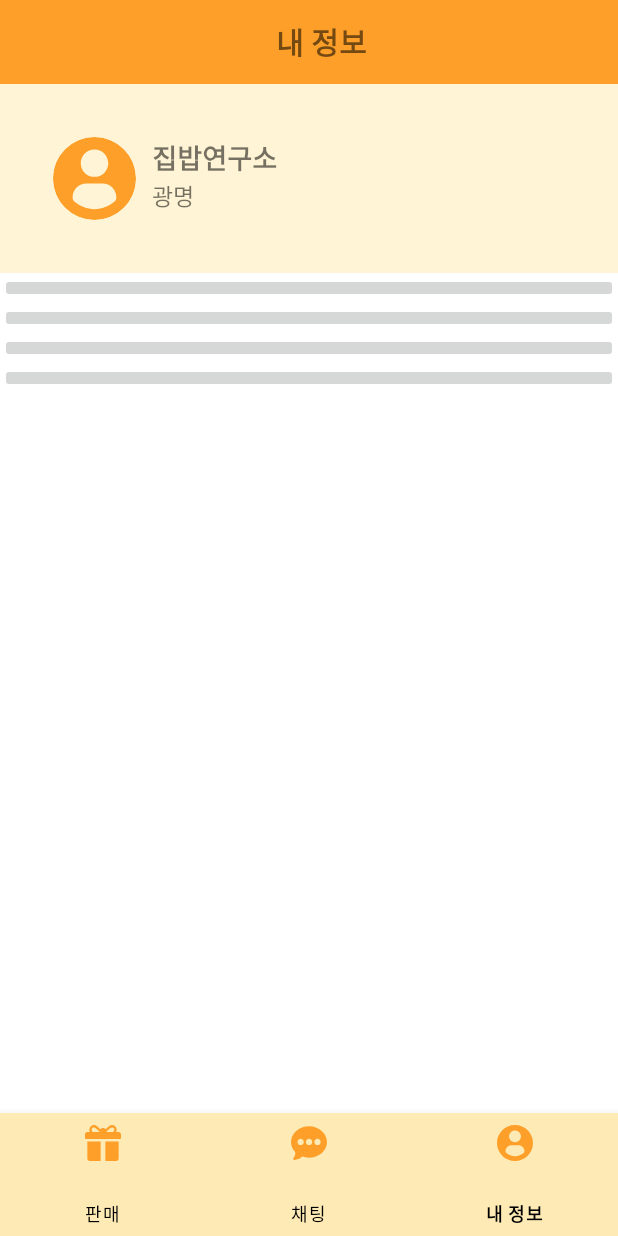
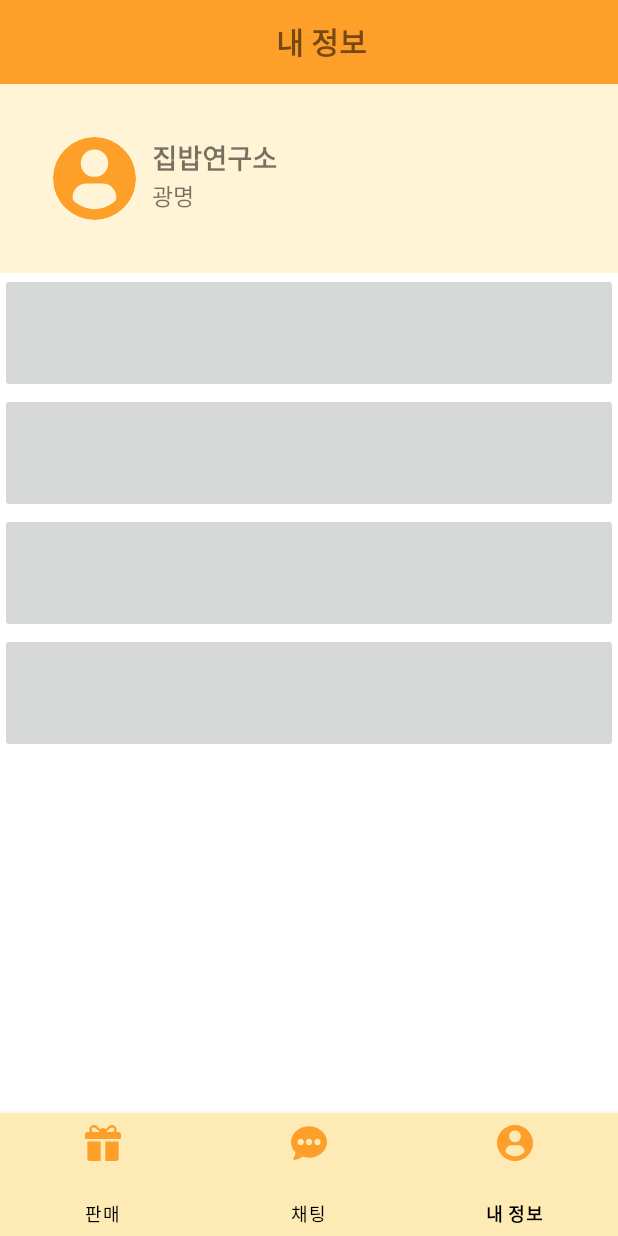
Before and after one commit to nookcoder/KBCompetition, an Android app: the screen it shows after launch (StoreManager_MainActivity), item 3 of the bottom bar chosen, on a phone screen of 412 x 824 dp. Run offline under Robolectric (Android 15) with nearby library versions, the phone set to English and light mode, and no system bars; our stand-ins replace CircleImageView.

Commit message:
[ADD] imagebutton추가

```diff
--- a/app/src/main/res/layout/storemanager_information.xml
+++ b/app/src/main/res/layout/storemanager_information.xml
@@ -68,21 +68,28 @@
         android:id="@+id/notice"
         android:layout_width="match_parent"
         android:layout_height="wrap_content"
+        android:padding="40dp"
         />
 
     <ImageButton
         android:id="@+id/review"
         android:layout_width="match_parent"
-        android:layout_height="wrap_content"/>
+        android:layout_height="wrap_content"
+        android:padding="40dp"
+        />
 
     <ImageButton
         android:id="@+id/logout"
         android:layout_width="match_parent"
-        android:layout_height="wrap_content"/>
+        android:layout_height="wrap_content"
+        android:padding="40dp"
+        />
 
     <ImageButton
         android:id="@+id/withdrawal"
         android:layout_width="match_parent"
-        android:layout_height="wrap_content"/>
+        android:layout_height="wrap_content"
+        android:padding="40dp"
+        />
 
 </LinearLayout>
```
